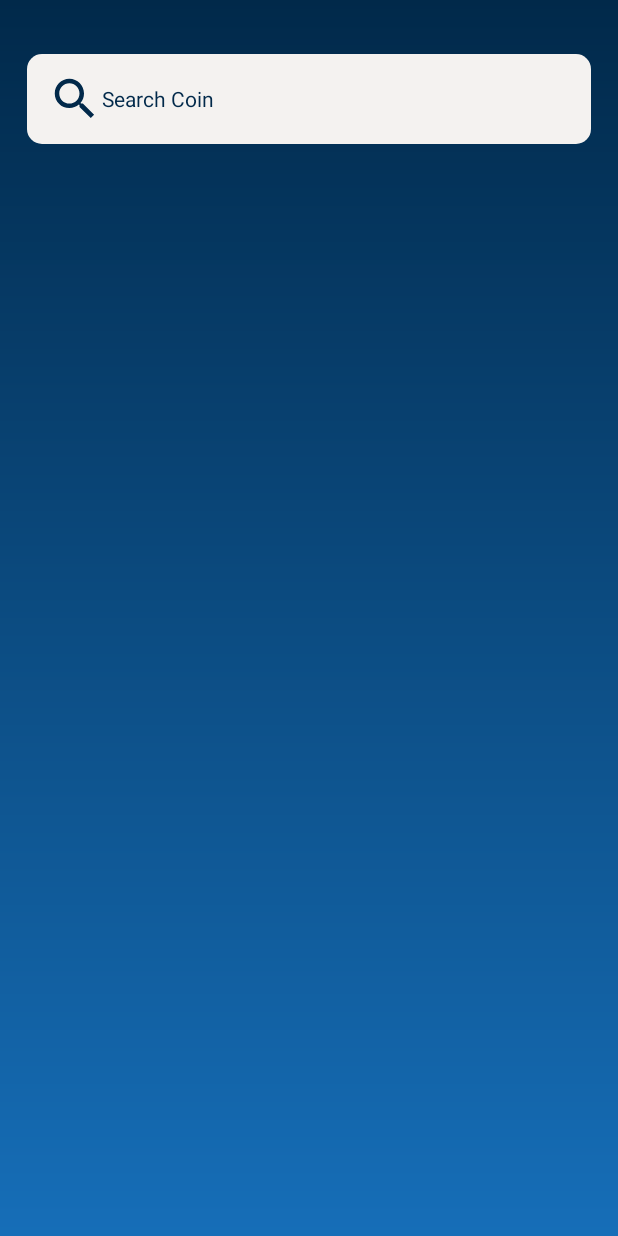
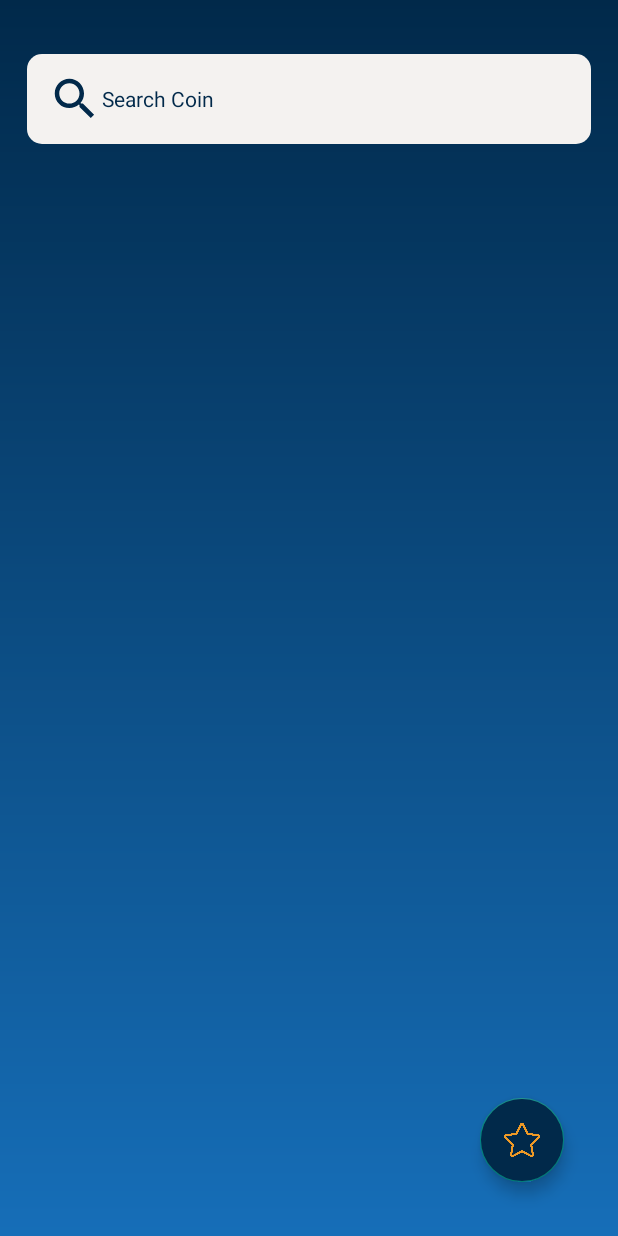
Before and after one commit to TunahanUnsal/WeatherScope, an Android app: the screen it shows after launch once a user with an empty profile is signed in (ListActivity), on a phone screen of 412 x 824 dp. Run offline under Robolectric (Android 15) with nearby library versions, the phone set to English and light mode, and no system bars; our stand-ins replace Dagger/Hilt's generated code, Firebase (no records; nobody signed in at launch, a user with empty details on screens opened directly); Roboto replaces fonts that are not available here.

Commit message:
favorites added

```diff
--- a/app/src/main/AndroidManifest.xml
+++ b/app/src/main/AndroidManifest.xml
@@ -11,7 +11,7 @@
         android:dataExtractionRules="@xml/data_extraction_rules"
         android:enableOnBackInvokedCallback="true"
         android:fullBackupContent="@xml/backup_rules"
-        android:hardwareAccelerated="false"
+        android:hardwareAccelerated="true"
         android:icon="@mipmap/ic_launcher"
         android:label="@string/app_name"
         android:largeHeap="true"
--- a/app/src/main/java/com/example/project/ui/adapter/CoinListAdapter.kt
+++ b/app/src/main/java/com/example/project/ui/adapter/CoinListAdapter.kt
@@ -58,7 +58,8 @@ class CoinListAdapter(private val coinList: ArrayList<Coin>, private val activit
 
             itemView.setOnClickListener {
                 val intent = Intent(activity, DetailActivity::class.java).setAction("")
-                intent.putExtra("name", coin.id)
+                intent.putExtra("id", coin.id)
+                intent.putExtra("name", coin.name)
                 intent.putExtra("type", coin.type)
                 intent.putExtra("rank", coin.rank.toString())
                 intent.putExtra("symbol", coin.symbol)
--- a/app/src/main/java/com/example/project/ui/list/ListActivity.kt
+++ b/app/src/main/java/com/example/project/ui/list/ListActivity.kt
@@ -32,6 +32,7 @@ class ListActivity : AppCompatActivity() {
             if(!viewModel.loadingFlag){
                 viewModel.loadingFlag = true
                 binding.searchEditText.text.clear()
+                if(!viewModel.fabMode){
                     CoroutineScope(Dispatchers.IO).launch {
                         val response = async {
                             viewModel.coinListFun(binding.coinListView, this@ListActivity)
@@ -42,9 +43,26 @@ class ListActivity : AppCompatActivity() {
                         }
                         viewModel.loadingFlag = false
                     }
+                }else{
+                    runOnUiThread {
+                        binding.swipeRefresh.isRefreshing = false
+                    }
+                    viewModel.funGetFavoritesFromServer()
+                    viewModel.loadingFlag = false
+                }
+
             }
         }
 
+        binding.fab.setOnClickListener {
+            viewModel.fabClicked(this@ListActivity,binding.root,binding.fab)
+        }
+
+    }
+
+    override fun onStart() {
+        super.onStart()
+        if(!viewModel.fabMode){
             CoroutineScope(Dispatchers.IO).launch {
                 viewModel.loadingFlag = true
                 val response = async {
@@ -53,6 +71,9 @@ class ListActivity : AppCompatActivity() {
                 response.await()
                 viewModel.loadingFlag = false
             }
+        }else{
+            viewModel.funGetFavoritesFromServer()
+        }
 
     }
 
--- /dev/null
+++ b/app/src/main/java/com/example/project/ui/model/FavoriteModel.kt
@@ -0,0 +1,3 @@
+package com.example.project.ui.model
+
+data class FavoriteModel(val name:String,val symbol:String,val rank:String,val type:String)
--- a/app/src/main/res/layout/activity_list.xml
+++ b/app/src/main/res/layout/activity_list.xml
@@ -4,6 +4,19 @@
     android:id="@+id/view_general"
     android:layout_width="match_parent"
     android:layout_height="match_parent">
+
+    <com.google.android.material.floatingactionbutton.FloatingActionButton
+        android:id="@+id/fab"
+        android:layout_width="wrap_content"
+        android:layout_height="wrap_content"
+        android:layout_gravity="end|bottom"
+        android:layout_margin="@dimen/margin_top"
+        app:fabSize="auto"
+        android:contentDescription="@android:string/ok"
+        android:src="@drawable/favorite_off"
+        android:backgroundTint="@color/blue"
+        app:layout_constraintBottom_toBottomOf="parent"
+        app:layout_constraintEnd_toEndOf="parent" />
 
     <EditText
         android:id="@+id/search_edit_text"
--- a/app/src/main/res/values/strings.xml
+++ b/app/src/main/res/values/strings.xml
@@ -7,4 +7,6 @@
     <string name="algorithm">Hashing Algorithm : </string>
     <string name="change_price">Price Change Last 24 Hours : </string>
     <string name="description">Description : </string>
+    <string name="fav_active">Showing favorites</string>
+    <string name="fav_closed">Not Showing favorites</string>
 </resources>
```
Also changed, not shown: app/src/main/java/com/example/project/ui/detail/DetailActivity.kt (+6 -5 lines), app/src/main/java/com/example/project/ui/detail/DetailActivityVM.kt (+13 -10 lines), app/src/main/java/com/example/project/ui/list/ListActivityVM.kt (+87 -4 lines), app/src/main/java/com/example/project/util/UiUtil.kt (+8 -1 lines). Lines whose indentation alone changed are shown as unchanged.
